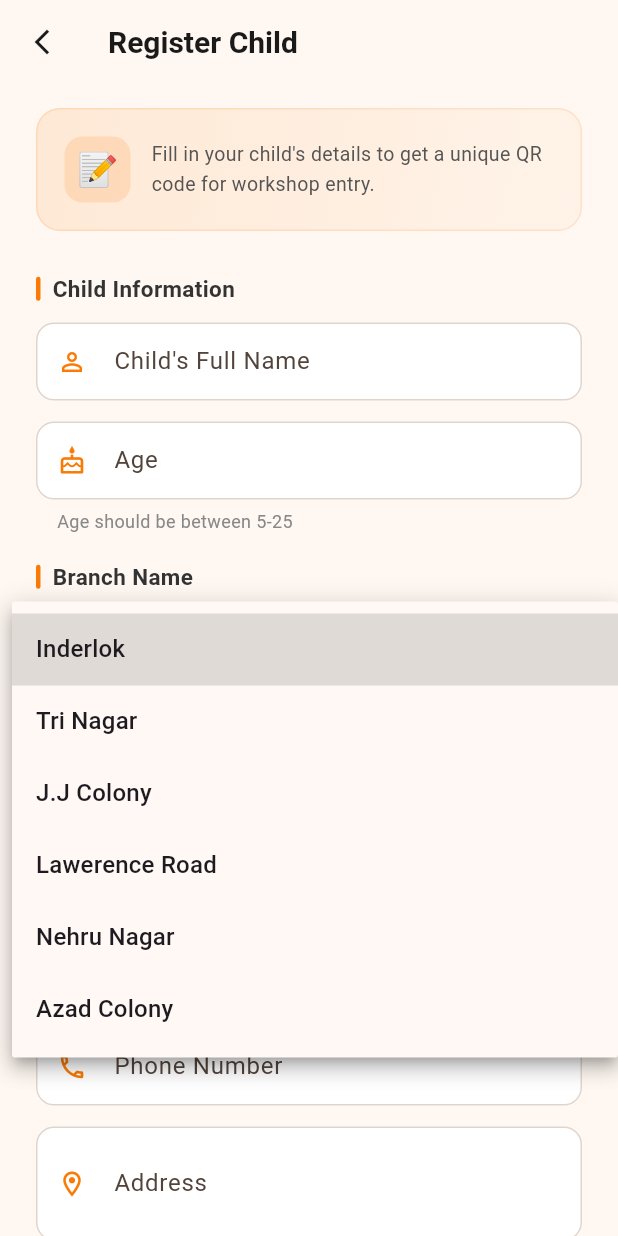
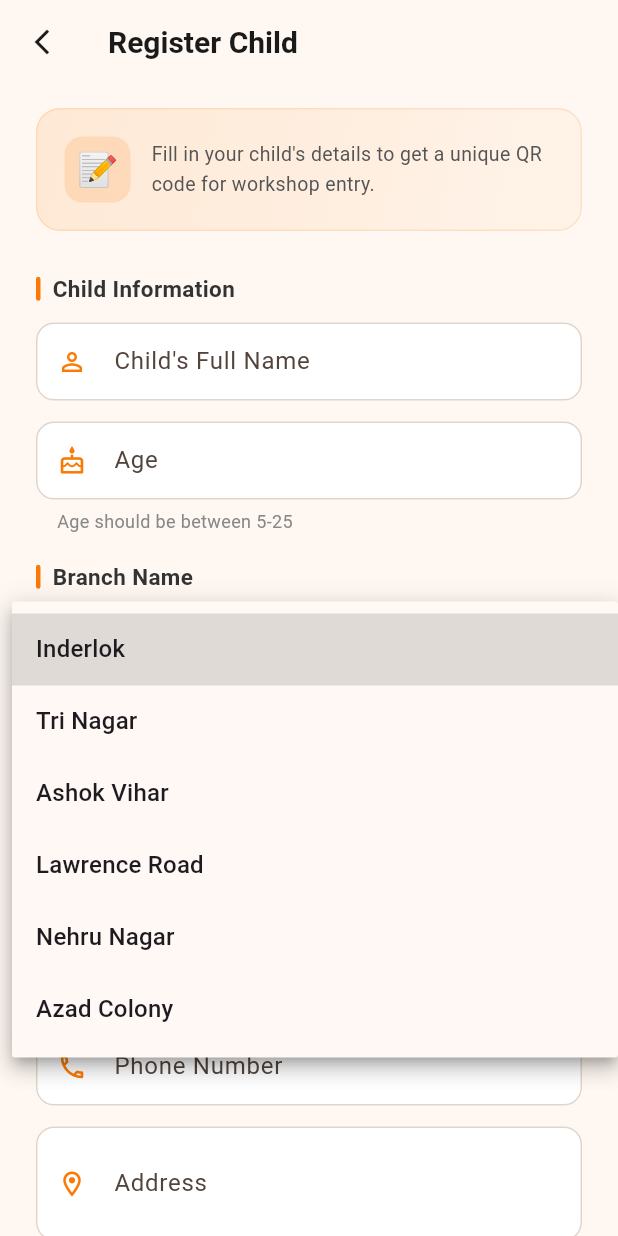
Before and after one commit to yadavcodes0/summercamp, a Flutter app: the RegistrationScreen screen opened directly, after a tap on "Select Branch", on a phone screen of 412 x 824 dp. Run offline on Flutter 3.47's test engine with Material 3 defaults, Android fonts, the phone set to English and light mode, and no system bars; our stand-ins replace firebase_auth, firebase_core, fl_chart, google_fonts, qr_flutter, screenshot and 3 more; missing offline and left inert: dart:html, gal, mobile_scanner; accounts and stored records are empty.

Commit message:
changes in ui

```diff
--- a/lib/screens/registration_screen.dart
+++ b/lib/screens/registration_screen.dart
@@ -26,8 +26,8 @@ class _RegistrationScreenState extends State<RegistrationScreen>
   final List<String> _branches = [
     'Inderlok',
     'Tri Nagar',
-    'J.J Colony',
-    'Lawerence Road',
+    'Ashok Vihar',
+    'Lawrence Road',
     'Nehru Nagar',
     'Azad Colony'
   ];
--- a/lib/screens/volunteer_signup_screen.dart
+++ b/lib/screens/volunteer_signup_screen.dart
@@ -25,8 +25,8 @@ class _VolunteerSignupScreenState extends State<VolunteerSignupScreen> {
   final List<String> _branches = [
     'Inderlok',
     'Tri Nagar',
-    'J.J Colony',
-    'Lawerence Road',
+    'Ashok Vihar',
+    'Lawrence Road',
     'Nehru Nagar',
     'Azad Colony',
   ];
```
Also changed, not shown: assets/images/banner.png.
